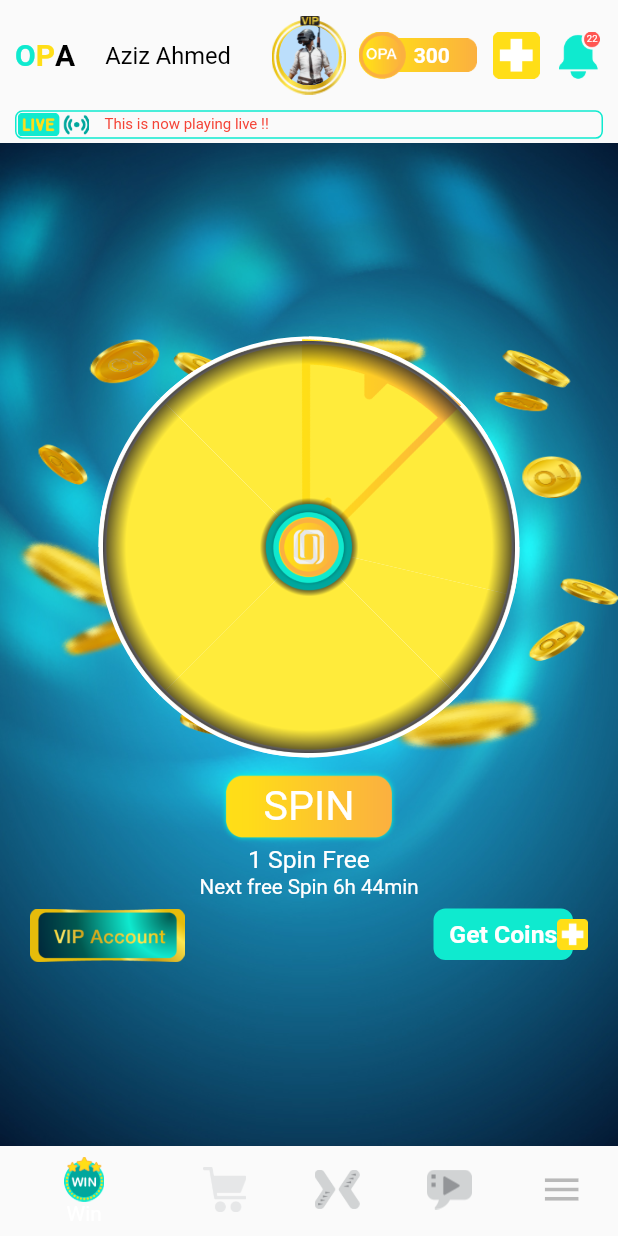
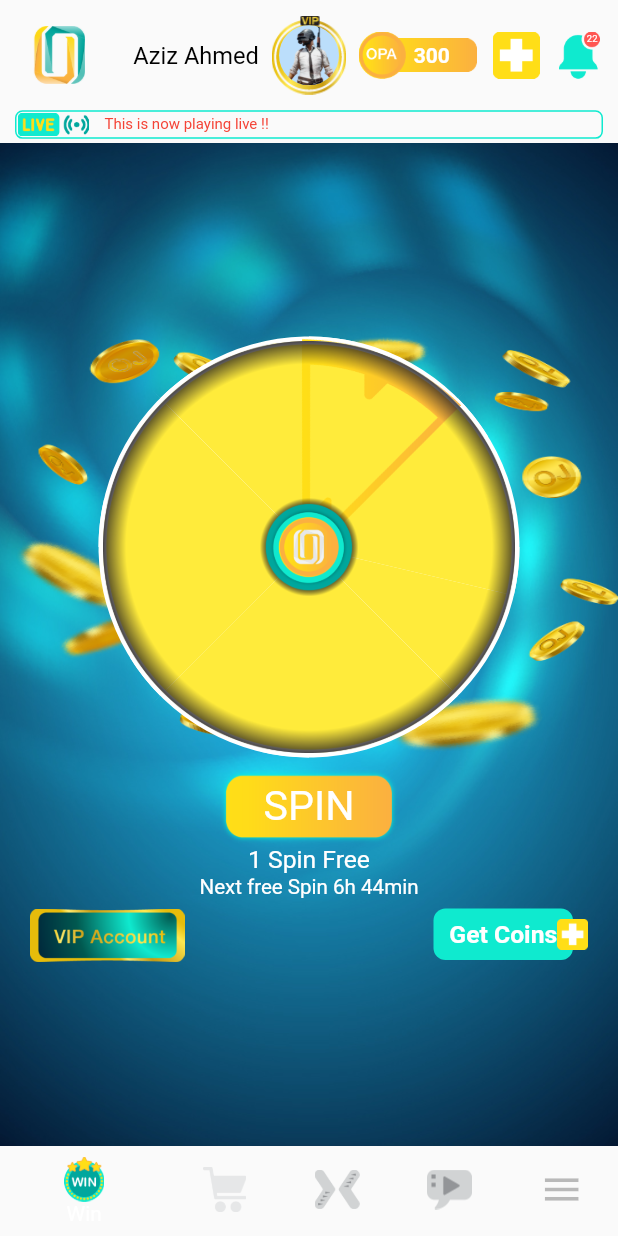
Before and after one commit to azizahmed45/opa_flutter, a Flutter app: the screen it shows after launch, after a tap on "Login", on a phone screen of 412 x 824 dp. Run offline on Flutter 3.47's test engine with Material 2 defaults, Android fonts, the phone set to English and light mode, and no system bars; our stand-ins replace carousel_slider, font_awesome_flutter, youtube_player_flutter; network calls fail.

Commit message:
Design initial accepted

```diff
--- a/lib/pages/dashboard/header.dart
+++ b/lib/pages/dashboard/header.dart
@@ -126,10 +126,12 @@ class Header extends StatelessWidget {
                       crossAxisAlignment: CrossAxisAlignment.center,
                       children: <Widget>[
                         SizedBox(width: 10,),
+                        Container(
+                            height: width/7,
+                            width: width/7,
+                            padding: EdgeInsets.symmetric(vertical: 10),
+                            child: Image.asset("assets/images/others/launcher.png")),
                         //logo
-                        Text('O', style: TextStyle(fontSize: 20, color: AppColors.TEAL_LITE, fontWeight: FontWeight.bold),),
-                        Text('P', style: TextStyle(fontSize: 20, color: AppColors.YELlOW_LITE, fontWeight: FontWeight.bold),),
-                        Text('A', style: TextStyle(fontSize: 20, color: Colors.black,  fontWeight: FontWeight.bold),),
                         SizedBox(width: 20,),
                         Text("Aziz Ahmed", style: TextStyle(fontSize: width/26.13, color: Colors.black),)
                       ],
--- a/lib/pages/dashboard/store_page.dart
+++ b/lib/pages/dashboard/store_page.dart
@@ -29,7 +29,7 @@ class _StorePageState extends State<StorePage> {
           Column(
             children: <Widget>[
               Container(
-                height: 30,
+                height: 55,
                 child: Scrollbar(
                   isAlwaysShown: true,
                   child: ListView.builder(
@@ -38,7 +38,7 @@ class _StorePageState extends State<StorePage> {
                     itemCount: 10,
                     itemBuilder: (context, index) {
                       return Container(
-                        margin: EdgeInsets.symmetric(horizontal: 2),
+                        margin: EdgeInsets.symmetric(horizontal: 2,),
                         child: ChoiceChip(
                           label: Text(
                             "Fifa ${index}",
@@ -62,7 +62,7 @@ class _StorePageState extends State<StorePage> {
                 endIndent: 20,
               ),
               Container(
-                height: MediaQuery.of(context).size.height - 245,
+                height: MediaQuery.of(context).size.height - 255,
                 width: MediaQuery.of(context).size.width,
                 child: Scrollbar(
                   isAlwaysShown: true,
--- a/lib/pages/login.dart
+++ b/lib/pages/login.dart
@@ -20,12 +20,14 @@ class Login extends StatelessWidget {
               mainAxisAlignment: MainAxisAlignment.center,
               mainAxisSize: MainAxisSize.max,
               children: <Widget>[
-                Text(
-                  "OPA",
-                  textAlign: TextAlign.center,
-                  style: TextStyle(
-                      fontWeight: FontWeight.bold, fontSize: 80, color: Colors.white),
-                ),
+                Image.asset("assets/images/others/logo_bw.png", height: 100, width: 100,),
+                // Text(
+                //   "OPA",
+                //   textAlign: TextAlign.center,
+                //   style: TextStyle(
+                //       fontWeight: FontWeight.bold, fontSize: 80, color: Colors.white),
+                // ),
+                SizedBox(height: 20,),
                 Text(
                   "WELCOME TO",
                   textAlign: TextAlign.center,
```
Also changed, not shown: lib/pages/profile_page.dart (+11 -7 lines), lib/widgets/menu_item.dart (+5 -5 lines), pubspec.yaml (+7 -0 lines), assets/images/others/launcher.png (added), assets/images/others/logo_bw.png (added), pubspec.lock, 17 other files.
